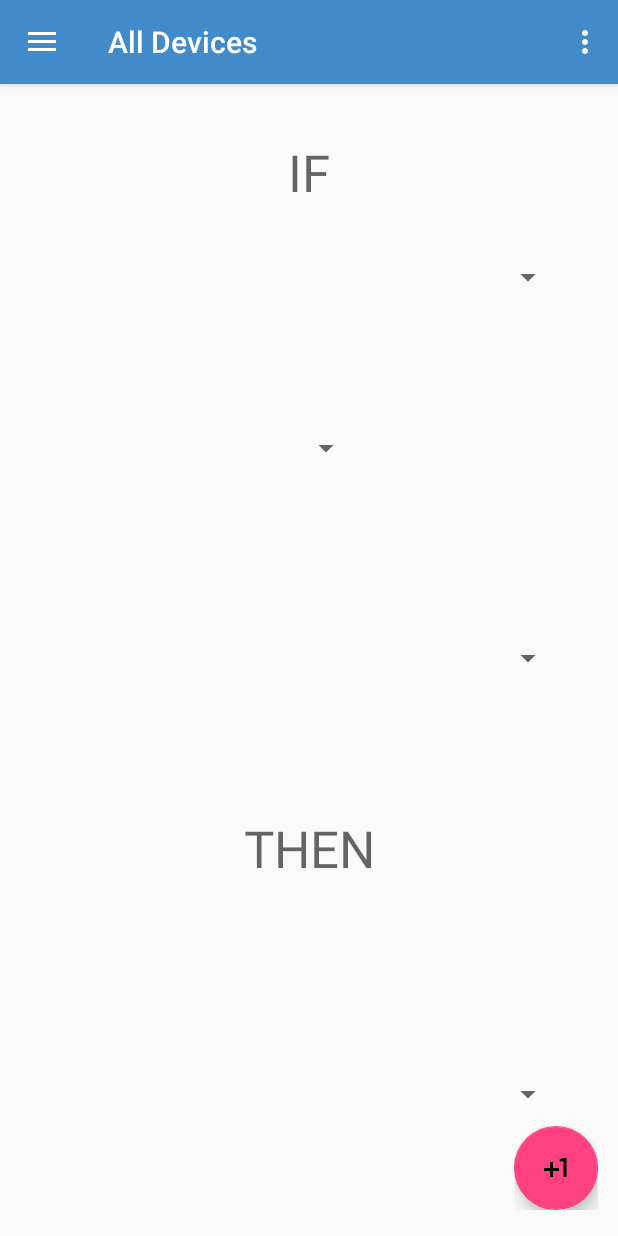
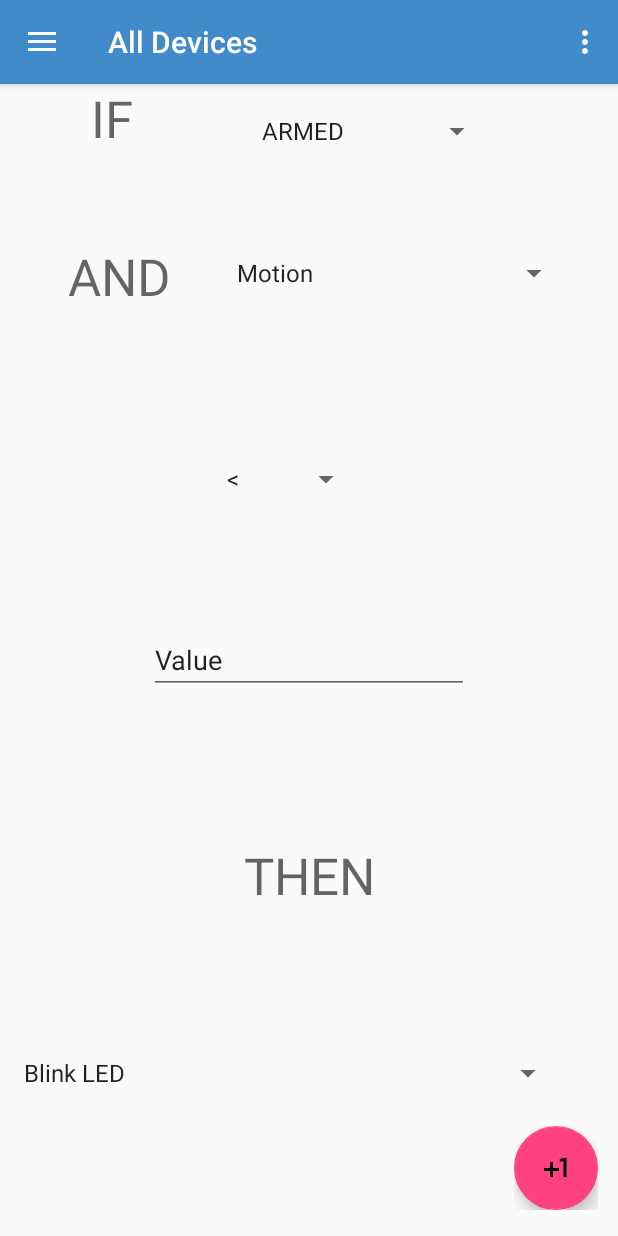
Before and after one commit to TehThreeMusketeers/MobileApp, an Android app: the fragment TriggerFragment placed in its activity, on a phone screen of 412 x 824 dp. Run offline under Robolectric (Android 15) with nearby library versions, the phone set to English and light mode, and no system bars; our stand-ins replace Volley; libraries missing offline, so code that uses them is left out: com.github.clans.fab, io.particle.android; plain views replace FloatingActionButton, FloatingActionMenu; network calls fail; 9 statements that could not run were skipped.

Commit message:
Trigger descr. fragment updates

```diff
--- a/app/src/main/java/com/sunicola/setapp/fragments/TriggerFragment.java
+++ b/app/src/main/java/com/sunicola/setapp/fragments/TriggerFragment.java
@@ -7,6 +7,8 @@ import android.support.v4.app.Fragment;
 import android.view.LayoutInflater;
 import android.view.View;
 import android.view.ViewGroup;
+import android.widget.ArrayAdapter;
+import android.widget.Spinner;
 
 import com.sunicola.setapp.R;
 
@@ -65,7 +67,36 @@ public class TriggerFragment extends Fragment {
     public View onCreateView(LayoutInflater inflater, ViewGroup container,
                              Bundle savedInstanceState) {
         // Inflate the layout for this fragment
-        return inflater.inflate(R.layout.fragment_trigger, container, false);
+
+        View v = inflater.inflate(R.layout.fragment_trigger, container, false);
+        Spinner spinnerState = v.findViewById(R.id.spinner_state);
+        Spinner spinnerVar = v.findViewById(R.id.spinner_var);
+        Spinner spinnerOperator = v.findViewById(R.id.spinner_operator);
+        Spinner spinnerAction = v.findViewById(R.id.spinner_action);
+
+        //populate spinners here
+        String[] stateVal = {"ARMED", "DISARMED"};
+        String[] varVal = {"Motion", "Light level", "Sound level"};
+        String[] opVal = {"<", ">", "="};
+        String[] actionVal = {"Blink LED", "function2", "function3"};
+
+        ArrayAdapter<String> stateAdapter = new ArrayAdapter<String>(this.getActivity(), android.R.layout.simple_spinner_item, stateVal);
+        ArrayAdapter<String> varAdapter = new ArrayAdapter<String>(this.getActivity(), android.R.layout.simple_spinner_item, varVal);
+        ArrayAdapter<String> opAdapter = new ArrayAdapter<String>(this.getActivity(), android.R.layout.simple_spinner_item, opVal);
+        ArrayAdapter<String> actionAdapter = new ArrayAdapter<String>(this.getActivity(), android.R.layout.simple_spinner_item, actionVal);
+
+        stateAdapter.setDropDownViewResource(android.R.layout.simple_spinner_dropdown_item);
+        varAdapter.setDropDownViewResource(android.R.layout.simple_spinner_dropdown_item);
+        opAdapter.setDropDownViewResource(android.R.layout.simple_spinner_dropdown_item);
+        actionAdapter.setDropDownViewResource(android.R.layout.simple_spinner_dropdown_item);
+
+        spinnerState.setAdapter(stateAdapter);
+        spinnerVar.setAdapter(varAdapter);
+        spinnerOperator.setAdapter(opAdapter);
+        spinnerAction.setAdapter(actionAdapter);
+
+
+        return v;
     }
 
     // TODO: Rename method, update argument and hook method into UI event
--- a/app/src/main/res/layout/fragment_trigger.xml
+++ b/app/src/main/res/layout/fragment_trigger.xml
@@ -17,43 +17,45 @@
             android:layout_height="wrap_content"
             android:layout_marginEnd="8dp"
             android:layout_marginStart="8dp"
-            android:layout_marginTop="36dp"
             android:text="@string/btn_if"
             android:textAppearance="@style/TextAppearance.AppCompat.Display1"
             app:layout_constraintEnd_toEndOf="parent"
+            app:layout_constraintHorizontal_bias="0.144"
             app:layout_constraintStart_toStartOf="parent"
             app:layout_constraintTop_toTopOf="parent" />
 
         <Spinner
             android:id="@+id/spinner_var"
-            android:layout_width="368dp"
+            android:layout_width="230dp"
+            android:layout_height="25dp"
+            android:layout_marginBottom="8dp"
+            android:layout_marginEnd="8dp"
+            android:layout_marginStart="8dp"
+            android:layout_marginTop="8dp"
+            android:visibility="visible"
+            app:layout_constraintBottom_toTopOf="@+id/spinner_operator"
+            app:layout_constraintEnd_toEndOf="parent"
+            app:layout_constraintHorizontal_bias="0.855"
+            app:layout_constraintStart_toStartOf="parent"
+            app:layout_constraintTop_toBottomOf="@+id/textView"
+            app:layout_constraintVertical_bias="0.391" />
+
+        <TextView
+            android:id="@+id/textView2"
+            android:layout_width="wrap_content"
             android:layout_height="wrap_content"
             android:layout_marginBottom="8dp"
             android:layout_marginEnd="8dp"
             android:layout_marginStart="8dp"
             android:layout_marginTop="8dp"
-            app:layout_constraintBottom_toTopOf="@+id/spinner_operator"
-            app:layout_constraintEnd_toEndOf="parent"
-            app:layout_constraintHorizontal_bias="0.0"
-            app:layout_constraintStart_toStartOf="parent"
-            app:layout_constraintTop_toBottomOf="@+id/textView"
-            app:layout_constraintVertical_bias="0.28" />
-
-        <TextView
-            android:id="@+id/textView2"
-            android:layout_width="wrap_content"
-            android:layout_height="wrap_content"
-            android:layout_marginBottom="46dp"
-            android:layout_marginEnd="8dp"
-            android:layout_marginStart="8dp"
-            android:layout_marginTop="21dp"
             android:text="@string/btn_then"
             android:textAppearance="@style/TextAppearance.AppCompat.Display1"
-            app:layout_constraintBottom_toTopOf="@+id/spinner_operation"
+            app:layout_constraintBottom_toBottomOf="parent"
             app:layout_constraintEnd_toEndOf="parent"
             app:layout_constraintHorizontal_bias="0.501"
             app:layout_constraintStart_toStartOf="parent"
-            app:layout_constraintTop_toBottomOf="@+id/spinner_comp" />
+            app:layout_constraintTop_toTopOf="parent"
+            app:layout_constraintVertical_bias="0.703" />
 
         <Spinner
             android:id="@+id/spinner_operator"
@@ -63,16 +65,32 @@
             android:layout_marginEnd="143dp"
             android:layout_marginStart="143dp"
             android:layout_marginTop="12dp"
+            android:visibility="visible"
             app:layout_constraintBottom_toBottomOf="parent"
             app:layout_constraintEnd_toEndOf="parent"
             app:layout_constraintHorizontal_bias="0.0"
             app:layout_constraintStart_toStartOf="parent"
             app:layout_constraintTop_toTopOf="@+id/textView"
-            app:layout_constraintVertical_bias="0.257" />
+            app:layout_constraintVertical_bias="0.325" />
 
         <Spinner
-            android:id="@+id/spinner_comp"
+            android:id="@+id/spinner_action"
             android:layout_width="368dp"
+            android:layout_height="32dp"
+            android:layout_marginBottom="8dp"
+            android:layout_marginEnd="8dp"
+            android:layout_marginStart="8dp"
+            android:layout_marginTop="8dp"
+            android:visibility="visible"
+            app:layout_constraintBottom_toBottomOf="parent"
+            app:layout_constraintEnd_toEndOf="parent"
+            app:layout_constraintHorizontal_bias="0.0"
+            app:layout_constraintStart_toStartOf="parent"
+            app:layout_constraintTop_toBottomOf="@+id/textView2" />
+
+        <Spinner
+            android:id="@+id/spinner_state"
+            android:layout_width="162dp"
             android:layout_height="wrap_content"
             android:layout_marginBottom="8dp"
             android:layout_marginEnd="8dp"
@@ -80,23 +98,42 @@
             android:layout_marginTop="8dp"
             app:layout_constraintBottom_toBottomOf="parent"
             app:layout_constraintEnd_toEndOf="parent"
-            app:layout_constraintHorizontal_bias="0.0"
+            app:layout_constraintHorizontal_bias="0.679"
             app:layout_constraintStart_toStartOf="parent"
             app:layout_constraintTop_toTopOf="parent"
-            app:layout_constraintVertical_bias="0.498" />
+            app:layout_constraintVertical_bias="0.016" />
 
-        <Spinner
-            android:id="@+id/spinner_operation"
-            android:layout_width="368dp"
-            android:layout_height="32dp"
+        <EditText
+            android:id="@+id/editText4"
+            android:layout_width="wrap_content"
+            android:layout_height="wrap_content"
             android:layout_marginBottom="8dp"
             android:layout_marginEnd="8dp"
             android:layout_marginStart="8dp"
             android:layout_marginTop="8dp"
+            android:ems="10"
+            android:inputType="number"
+            android:text="Value"
             app:layout_constraintBottom_toBottomOf="parent"
             app:layout_constraintEnd_toEndOf="parent"
-            app:layout_constraintHorizontal_bias="0.0"
             app:layout_constraintStart_toStartOf="parent"
-            app:layout_constraintTop_toBottomOf="@+id/textView2" />
+            app:layout_constraintTop_toTopOf="parent" />
+
+        <TextView
+            android:id="@+id/textView3"
+            android:layout_width="wrap_content"
+            android:layout_height="wrap_content"
+            android:layout_marginBottom="8dp"
+            android:layout_marginEnd="8dp"
+            android:layout_marginStart="8dp"
+            android:layout_marginTop="8dp"
+            android:text="AND"
+            android:textAppearance="@style/TextAppearance.AppCompat.Display1"
+            app:layout_constraintBottom_toBottomOf="parent"
+            app:layout_constraintEnd_toEndOf="parent"
+            app:layout_constraintHorizontal_bias="0.113"
+            app:layout_constraintStart_toStartOf="parent"
+            app:layout_constraintTop_toTopOf="parent"
+            app:layout_constraintVertical_bias="0.138" />
     </android.support.constraint.ConstraintLayout>
 </FrameLayout>
```
